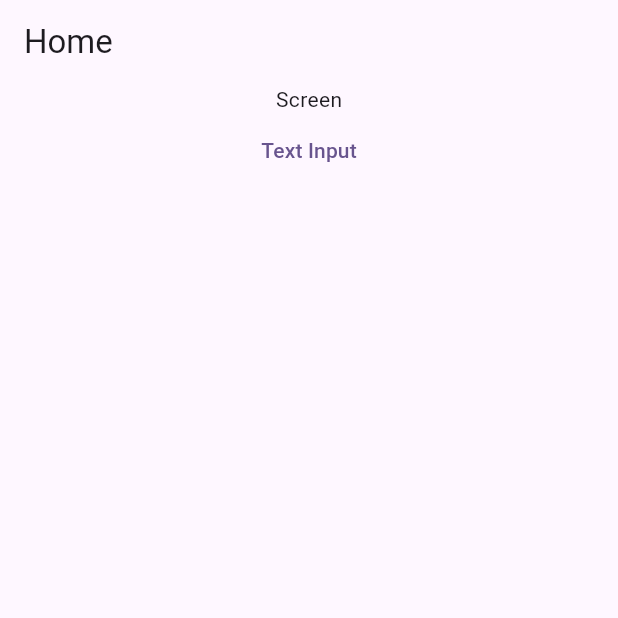
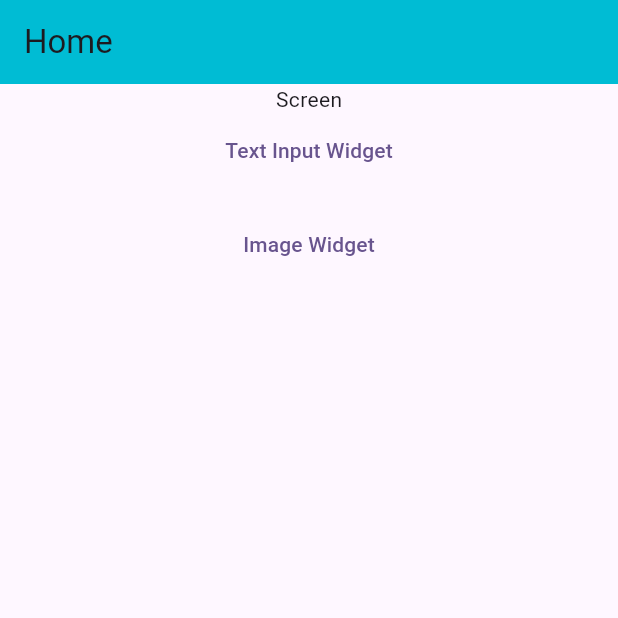
Before and after one commit to Nguonchhay/FlutterPractice, a Flutter app: the screen it shows after launch, on a phone screen of 412 x 824 dp, the top half of it. Run offline on Flutter 3.47's test engine with Material 3 defaults, Android fonts, the phone set to English and light mode, and no system bars; our stand-ins replace badges, google_maps_flutter, image_picker, location, sqflite; accounts and stored records are empty.

Commit message:
[WIDGET_DEMO] Image widget

```diff
--- a/widget_demo/lib/main.dart
+++ b/widget_demo/lib/main.dart
@@ -1,6 +1,8 @@
 import 'package:flutter/material.dart';
 
 import 'package:widget_demo/screens/home_screen.dart';
+import 'package:widget_demo/screens/image_screen.dart';
+import 'package:widget_demo/screens/text_input_screen.dart';
 
 void main() {
   runApp(const MyApp());
@@ -18,6 +20,10 @@ class MyApp extends StatelessWidget {
         useMaterial3: true,
       ),
       home: const HomeScreen(),
+      routes: {
+        TextInputScreen.routeName: (ctx) => const TextInputScreen(),
+        ImageScreen.routeName: (ctx) => const ImageScreen()
+      },
     );
   }
 }
--- a/widget_demo/lib/screens/home_screen.dart
+++ b/widget_demo/lib/screens/home_screen.dart
@@ -1,8 +1,12 @@
 import 'package:flutter/material.dart';
+import 'package:widget_demo/screens/image_screen.dart';
 import 'package:widget_demo/screens/text_input_screen.dart';
 
 
 class HomeScreen extends StatelessWidget {
+
+  static const routeName = '/home-screen';
+
   const HomeScreen({super.key});
 
   @override
@@ -10,11 +14,14 @@ class HomeScreen extends StatelessWidget {
 
     void goToScreen(screenName) {
       switch(screenName) {
-        case 'text_input_screen':
+        case TextInputScreen.routeName:
           Navigator.push(
             context,
             MaterialPageRoute(builder: (context) => const TextInputScreen())
           );
+          break;
+        case ImageScreen.routeName:
+          Navigator.pushNamed(context, ImageScreen.routeName);
           break;
       }
     }
@@ -22,21 +29,31 @@ class HomeScreen extends StatelessWidget {
     return Scaffold(
       appBar: AppBar(
         title: const Text('Home'),
+        backgroundColor: Colors.cyan,
       ),
-      body: Center(
+      body: SingleChildScrollView(
+        child: Center(
           child: Column(
             children: [
               const Text('Screen'),
 
               TextButton(
-              child: const Text('Text Input'),
+                child: const Text('Text Input Widget'),
                 onPressed: () {
-                goToScreen('text_input_screen');
+                  goToScreen(TextInputScreen.routeName);
+                },
+              ),
+              const SizedBox(height: 15.0,),
+              TextButton(
+                child: const Text('Image Widget'),
+                onPressed: () {
+                  goToScreen(ImageScreen.routeName);
                 },
               ),
             ],
           ),
         ),
+      ),
     );
   }
 }
--- a/widget_demo/lib/screens/text_input_screen.dart
+++ b/widget_demo/lib/screens/text_input_screen.dart
@@ -1,6 +1,9 @@
 import 'package:flutter/material.dart';
 
 class TextInputScreen extends StatefulWidget {
+
+  static const routeName = '/text-input-screen';
+
   const TextInputScreen({super.key});
 
   @override
--- a/widget_demo/pubspec.yaml
+++ b/widget_demo/pubspec.yaml
@@ -59,9 +59,8 @@ flutter:
   uses-material-design: true
 
   # To add assets to your application, add an assets section, like this:
-  # assets:
-  #   - images/a_dot_burr.jpeg
-  #   - images/a_dot_ham.jpeg
+  assets:
+    - images/thumbnail.jpg
 
   # An image asset can refer to one or more resolution-specific "variants", see
   # https://flutter.dev/assets-and-images/#resolution-aware
```
Also changed, not shown: widget_demo/lib/screens/image_screen.dart (added, +58 -0 lines), widget_demo/images/thumbnail.jpg (added), widget_demo/pubspec.lock. Lines whose indentation alone changed are shown as unchanged.
